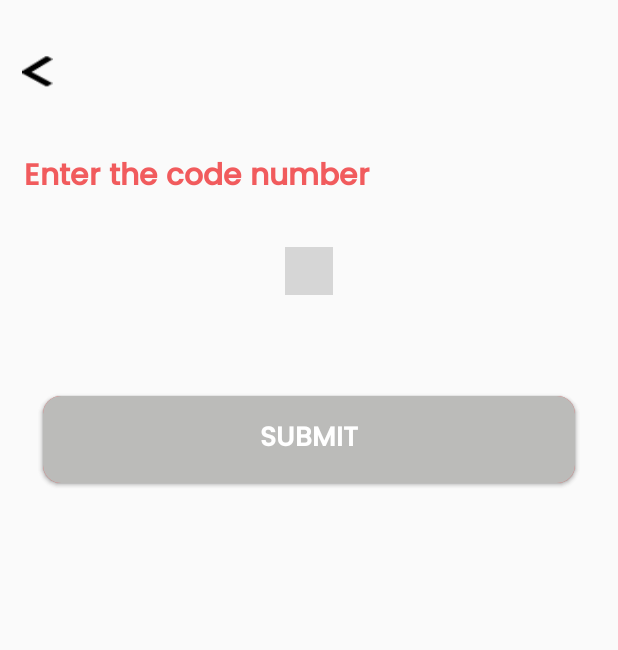
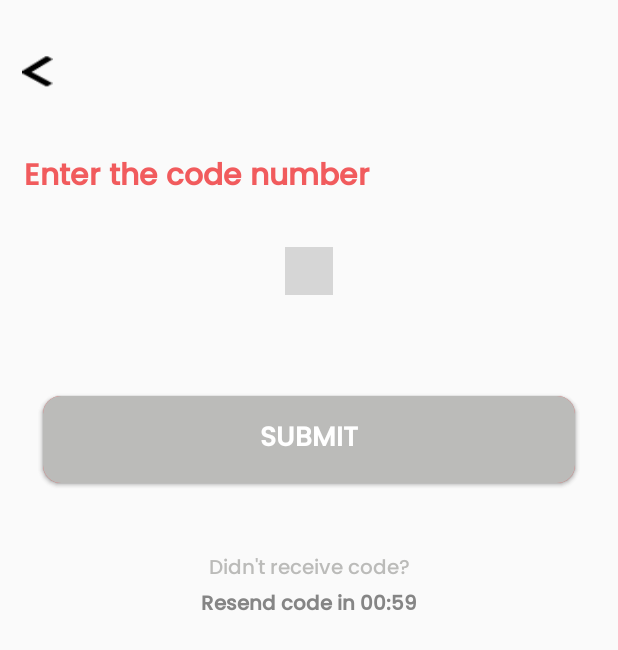
Before and after one commit to mahfuj-ahmed-jim/Khaben_Naki, an Android app: the PinCodeActivity screen opened directly, with no data from a screen before it, on a phone screen of 412 x 824 dp. Shown: the top 650 px of the screen. Run offline under Robolectric (Android 15) with nearby library versions, the phone set to English and light mode, and no system bars; our stand-ins replace Firebase (no records; nobody signed in at launch, a user with empty details on screens opened directly); libraries missing offline, so code that uses them is left out: com.chaos.view; plain views replace PinView; 5 statements that could not run were skipped; grey boxes are pictures that could not be loaded.

Commit message:
Complete OTP part

```diff
--- a/Android/app/src/main/java/com/example/khabennaki/Design/PinCodeActivity.java
+++ b/Android/app/src/main/java/com/example/khabennaki/Design/PinCodeActivity.java
@@ -8,6 +8,7 @@ import android.content.Context;
 import android.content.Intent;
 import android.os.Build;
 import android.os.Bundle;
+import android.os.CountDownTimer;
 import android.text.Editable;
 import android.text.TextWatcher;
 import android.view.View;
@@ -15,16 +16,21 @@ import android.view.Window;
 import android.view.WindowManager;
 import android.view.inputmethod.InputMethodManager;
 import android.widget.Button;
+import android.widget.TextView;
 import android.widget.Toast;
 
 import com.chaos.view.PinView;
 import com.example.khabennaki.R;
 import com.google.android.gms.tasks.OnFailureListener;
 import com.google.android.gms.tasks.OnSuccessListener;
+import com.google.firebase.FirebaseException;
 import com.google.firebase.auth.AuthResult;
 import com.google.firebase.auth.FirebaseAuth;
 import com.google.firebase.auth.PhoneAuthCredential;
+import com.google.firebase.auth.PhoneAuthOptions;
 import com.google.firebase.auth.PhoneAuthProvider;
+
+import java.util.concurrent.TimeUnit;
 
 public class PinCodeActivity extends AppCompatActivity {
 
@@ -33,12 +39,21 @@ public class PinCodeActivity extends AppCompatActivity {
 
     //pin view
     private PinView pinView;
+    private TextView resend_textView;
 
     // firebase
     private PhoneAuthProvider.ForceResendingToken forceResendingToken; // resend otp when fail
+    private PhoneAuthProvider.OnVerificationStateChangedCallbacks mCallBack; // send otp
     private FirebaseAuth firebaseAuth;
     private String verifyCode; // will hold otp to verify
     private String phoneNumber;
+
+    // for keyboard
+    InputMethodManager imm = null;
+
+    // for test
+    private int c = 0;
+    private boolean resendCode = false;
 
     @Override
     protected void onCreate(Bundle savedInstanceState) {
@@ -73,22 +88,70 @@ public class PinCodeActivity extends AppCompatActivity {
         shade_button = findViewById(R.id.shade_button_id);
         // pin view
         pinView = findViewById(R.id.pinview_id);
+        resend_textView = findViewById(R.id.resend_textView_id);
 
         firebaseAuth = FirebaseAuth.getInstance(); // initialize firebase
 
         pinView.requestFocus(); // request for select pincode
 
         // for keyboard
-        InputMethodManager imm = null;
         if (android.os.Build.VERSION.SDK_INT >= android.os.Build.VERSION_CODES.M) {
             imm = (InputMethodManager) getSystemService(Context.INPUT_METHOD_SERVICE);
         }
         imm.toggleSoftInput(InputMethodManager.SHOW_FORCED, InputMethodManager.HIDE_IMPLICIT_ONLY);
 
+        timerForResendCode();
+
+        mCallBack = new PhoneAuthProvider.OnVerificationStateChangedCallbacks() {
+            @Override
+            public void onVerificationCompleted(@NonNull PhoneAuthCredential phoneAuthCredential) {
+                // instant verification
+                // no need to send the code
+            }
+
+            @Override
+            public void onVerificationFailed(@NonNull FirebaseException e) {
+
+            }
+
+            @Override
+            public void onCodeSent(@NonNull String verifyCode, @NonNull PhoneAuthProvider.ForceResendingToken forceResendingToken) {
+                super.onCodeSent(verifyCode, forceResendingToken);
+                // sms verification
+                resendCode = false; // to change textView
+                verifyCode = verifyCode;
+                forceResendingToken = forceResendingToken;
+                pinView.setText("");
+                timerForResendCode();
+            }
+        };
+
+        resend_textView.setOnClickListener(new View.OnClickListener() {
+            @Override
+            public void onClick(View v) {
+                if(resendCode==true){
+                    resendVerificationCode(phoneNumber,forceResendingToken);
+                }
+            }
+        });
+
         back_button.setOnClickListener(new View.OnClickListener() {
             @Override
             public void onClick(View v) {
+                try{
+                    // hide keyboard
+                    imm.hideSoftInputFromWindow(pinView.getWindowToken(), 0);
+                }catch (Exception e){
+
+                }
                 onBackPressed();
+            }
+        });
+
+        submit_button.setOnClickListener(new View.OnClickListener() {
+            @Override
+            public void onClick(View v) {
+                verifyWithCode(verifyCode,pinView.getText().toString().trim());
             }
         });
 
@@ -113,13 +176,25 @@ public class PinCodeActivity extends AppCompatActivity {
             }
         });
 
-        submit_button.setOnClickListener(new View.OnClickListener() {
-            @Override
-            public void onClick(View v) {
-                verifyWithCode(verifyCode,pinView.getText().toString().trim());
+    }
+
+    private void timerForResendCode() {
+        new CountDownTimer(60000, 1000) {
+
+            public void onTick(long millisUntilFinished) {
+                resendCode = false;
+                if(millisUntilFinished / 1000 < 10){
+                    resend_textView.setText("Resend code in 00:0" + millisUntilFinished / 1000);
+                }else{
+                    resend_textView.setText("Resend code in 00:" + millisUntilFinished / 1000);
+                }
             }
-        });
 
+            public void onFinish() {
+                resendCode = true;
+                resend_textView.setText("Resend Code");
+            }
+        }.start();
     }
 
     private void signInWithPhoneAuthCredential(PhoneAuthCredential credential){
@@ -128,6 +203,7 @@ public class PinCodeActivity extends AppCompatActivity {
             @Override
             public void onSuccess(AuthResult authResult) {
                 startActivity(new Intent(getApplicationContext(),HomeActivity.class));
+                c++;
                 finish();
             }
         });
@@ -135,7 +211,9 @@ public class PinCodeActivity extends AppCompatActivity {
         firebaseAuth.signInWithCredential(credential).addOnFailureListener(new OnFailureListener() {
             @Override
             public void onFailure(@NonNull Exception e) {
-                Toast.makeText(getApplicationContext(),"Fail try again",Toast.LENGTH_LONG).show();
+                if(c==0){
+                    Toast.makeText(getApplicationContext(),"Fail try again",Toast.LENGTH_LONG).show();
+                }
             }
         });
     }
@@ -145,4 +223,14 @@ public class PinCodeActivity extends AppCompatActivity {
         signInWithPhoneAuthCredential(credential);
     }
 
+    private void resendVerificationCode(String phoneNumber, PhoneAuthProvider.ForceResendingToken forceResendingToken){
+        PhoneAuthOptions options = PhoneAuthOptions.newBuilder(firebaseAuth)
+                .setPhoneNumber(phoneNumber) // set phone number
+                .setTimeout(60L, TimeUnit.SECONDS) // set timer for submit the code
+                .setActivity(this)
+                .setCallbacks(mCallBack) // call back action
+                .build();
+        PhoneAuthProvider.verifyPhoneNumber(options);
+    }
+
 }
--- a/Android/app/src/main/res/layout/activity_buyer_sign_in.xml
+++ b/Android/app/src/main/res/layout/activity_buyer_sign_in.xml
@@ -138,7 +138,7 @@
         android:layout_width="wrap_content"
         android:layout_height="wrap_content"
         android:orientation="vertical"
-        app:layout_constraintGuide_percent="0.55" />  0.6145
+        app:layout_constraintGuide_percent="0.55" />
 
     <androidx.constraintlayout.widget.Guideline
         android:id="@+id/guideline48"
--- a/Android/app/src/main/res/layout/activity_pin_code.xml
+++ b/Android/app/src/main/res/layout/activity_pin_code.xml
@@ -20,6 +20,13 @@
         android:layout_height="wrap_content"
         android:orientation="horizontal"
         app:layout_constraintGuide_percent="0.3905" />
+
+    <androidx.constraintlayout.widget.Guideline
+        android:id="@+id/guideline48"
+        android:layout_width="wrap_content"
+        android:layout_height="wrap_content"
+        android:orientation="horizontal"
+        app:layout_constraintGuide_percent="0.447" />
 
     <androidx.constraintlayout.widget.Guideline
         android:id="@+id/guideline5"
@@ -185,4 +192,39 @@
 
     </Button>
 
+    <LinearLayout
+        android:orientation="vertical"
+        android:layout_width="match_parent"
+        android:layout_height="0dp"
+        app:layout_constraintBottom_toBottomOf="parent"
+        app:layout_constraintTop_toTopOf="@+id/guideline48">
+
+        <TextView
+            android:fontFamily="@font/poppins_medium"
+            android:gravity="center"
+            android:textStyle="normal"
+            android:textSize="13dp"
+            android:textColor="@color/thirds_text_color"
+            android:text="Didn't receive code?"
+            android:layout_width="match_parent"
+            android:layout_height="wrap_content">
+
+        </TextView>
+
+        <TextView
+            android:layout_marginTop="1dp"
+            android:id="@+id/resend_textView_id"
+            android:fontFamily="@font/poppins_medium"
+            android:gravity="center"
+            android:textStyle="bold"
+            android:textSize="13dp"
+            android:textColor="@color/primary_text_color"
+            android:text="Resend code in 00:45"
+            android:layout_width="match_parent"
+            android:layout_height="wrap_content">
+
+        </TextView>
+
+    </LinearLayout>
+
 </androidx.constraintlayout.widget.ConstraintLayout>
```
Also changed, not shown: Android/app/src/main/java/com/example/khabennaki/Design/BuyerSignInActivity.java (+11 -12 lines).
